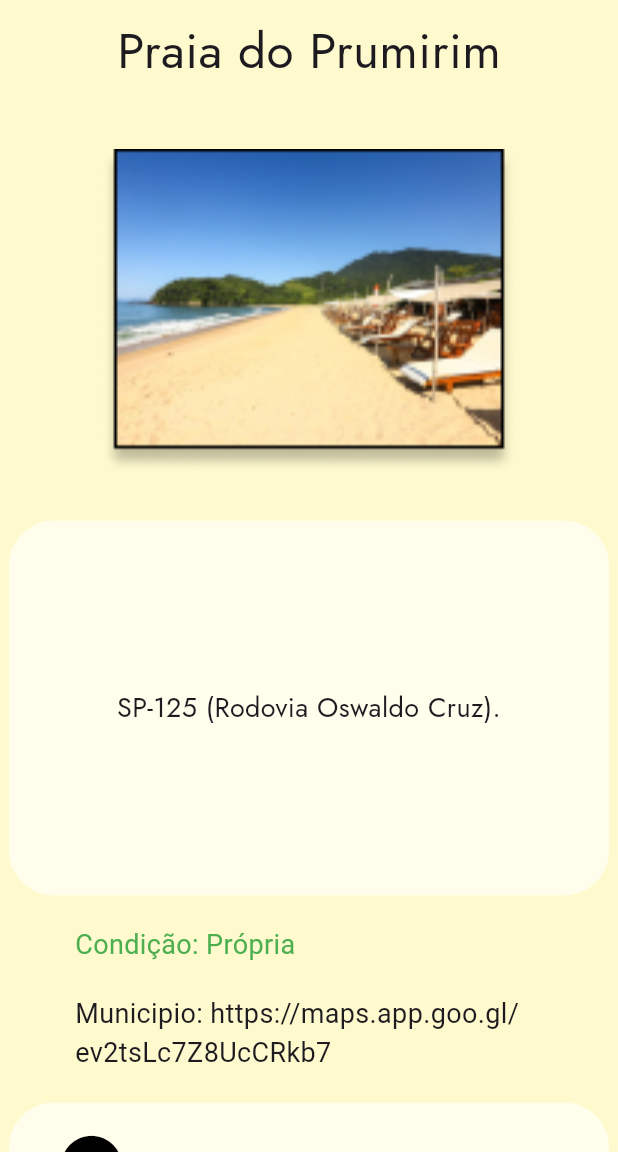
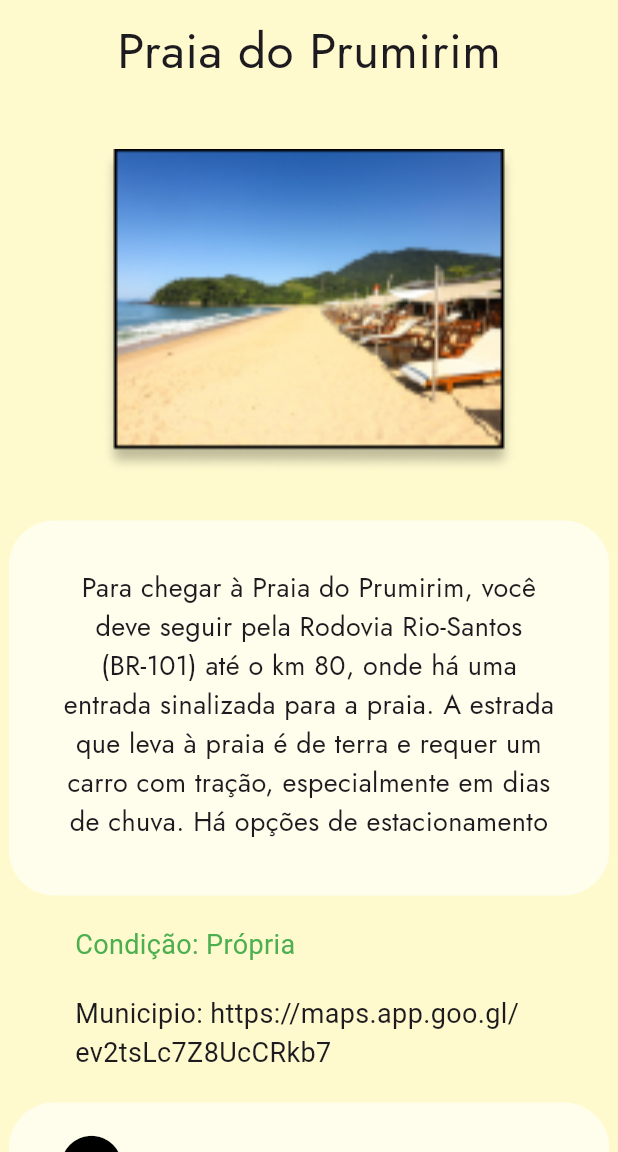
Before and after one commit to Caetano-Ventura-Coutinho/Cleany-Beaches, a Flutter app: the screen it shows after launch, scrolled down 1025 dp, after a tap on "Clique para localização", on a phone screen of 412 x 824 dp, the part 84-1236 px from its top. Run offline on Flutter 3.47's test engine with Material 3 defaults, Android fonts, the phone set to English and light mode, and no system bars; our stand-ins replace google_fonts; Roboto replaces fonts that are missing (Homenaje).

Commit message:
Atualizando rotas das praias

```diff
--- a/lib/praias.dart
+++ b/lib/praias.dart
@@ -25,10 +25,10 @@ class PraiasPag extends StatefulWidget {
       Praia(3,'Praia da Enseada', 'img/imgPraiaE.png', true, 'Acesso pela Rodovia Rio-Santos (BR-101). Basta seguir pela rodovia até o trevo de Ubatuba e então pegar a ,saída em direção ao bairro de Toninhas, onde a praia está localizada.', 'https://maps.app.goo.gl/4AvuN3ij53ZPPJRf7'),
       Praia(4,'Praia do Gonzaguinha', 'img/imgPraiaG.png', false, 'Pegue o ônibus 101 na Rodoviária de São Vicente. Após isso, desça na parada Praia do Gonzaguinha e siga as placas instrucionais, caminhando para a praia.', 'https://maps.app.goo.gl/nqRALLGEPhjw1eBk7'),
       Praia(5,'Praia da Maresia', 'img/PraiaM.png', true,  'O acesso à praia é pela BR-101 (Rodovia Rio-Santos), que segue ao longo de toda a faixa de areia e divide a zona comercial e as pousadas da praia. Ao longo da rodovia há vagas para estacionamento, assim como nas ruas adjacentes.',  'https://maps.app.goo.gl/Q72u7neMmMgEWEg26'),
-      Praia(6,'Praia do Bonete', 'img/PraiaB.png', true,   'Acesso por barco ou trilha.',   'https://maps.app.goo.gl/GjXi11td53Z4yMX86'),
-      Praia(7,'Praia do Prumirim', 'img/PraiaP.png', true, 'SP-125 (Rodovia Oswaldo Cruz).', 'https://maps.app.goo.gl/ev2tsLc7Z8UcCRkb7'),
-      Praia(8,'Praia do Gonzaga', 'img/PraiaG1.png', true, 'Av. Ana Costa.', 'https://maps.app.goo.gl/kJVKCq3N315k1Yk5A'),
-      Praia(9,'Balneário Adriana', 'img/PraiaA.png', true, '', 'https://www.google.com/maps/place/Balneário+Adriana,+Ilha+Comprida+-+SP,+11925-000/@-24.7255487,-47.54731,15z/data=!3m1!4b1!4m6!3m5!1s0x94daa2177deba7f5:0xa1c67b54591525!8m2!3d-24.7264807!4d-47.5361355!16s%2Fg%2F1ptyfppsh?entry=ttu&g_ep=EgoyMDI0MDkwNC4wIKXMDSoASAFQAw%3D%3D'),
+      Praia(6,'Praia do Bonete', 'img/PraiaB.png', true,   'O acesso à praia pode ser feito a partir da praia de Picinguaba, onde é possível deixar o carro em um estacionamento próximo. Em seguida, há uma trilha que leva até a praia, com duração de cerca de 1h30 a 2h de caminhada. A trilha é bem marcada, mas recomenda-se ir com calçados adequados.',   'https://maps.app.goo.gl/GjXi11td53Z4yMX86'),
+      Praia(7,'Praia do Prumirim', 'img/PraiaP.png', true, 'Para chegar à Praia do Prumirim, você deve seguir pela Rodovia Rio-Santos (BR-101) até o km 80, onde há uma entrada sinalizada para a praia. A estrada que leva à praia é de terra e requer um carro com tração, especialmente em dias de chuva. Há opções de estacionamento próximo à praia.', 'https://maps.app.goo.gl/ev2tsLc7Z8UcCRkb7'),
+      Praia(8,'Praia do Gonzaga', 'img/PraiaG1.png', true, 'A Praia do Gonzaga está localizada no centro de Santos. O acesso é feito pela Avenida da Orla, onde há diversos estacionamentos nas ruas adjacentes. A praia é bastante urbanizada, com quiosques e restaurantes ao longo da orla, facilitando o acesso a serviços.', 'https://maps.app.goo.gl/kJVKCq3N315k1Yk5A'),
+      Praia(9,'Balneário Adriana', 'img/PraiaA.png', true, 'Para chegar ao Balneário Adriana, você deve seguir pela Rodovia BR-116 até a entrada para a Ilha Comprida. Após a travessia da balsa, siga pela SP-55 até encontrar as placas que indicam o acesso ao Balneário Adriana. Há estacionamento disponível nas proximidades da praia.', 'https://www.google.com/maps/place/Balneário+Adriana,+Ilha+Comprida+-+SP,+11925-000/@-24.7255487,-47.54731,15z/data=!3m1!4b1!4m6!3m5!1s0x94daa2177deba7f5:0xa1c67b54591525!8m2!3d-24.7264807!4d-47.5361355!16s%2Fg%2F1ptyfppsh?entry=ttu&g_ep=EgoyMDI0MDkwNC4wIKXMDSoASAFQAw%3D%3D'),
     ];
 
 class PraiasPAG extends State<PraiasPag> {
```
